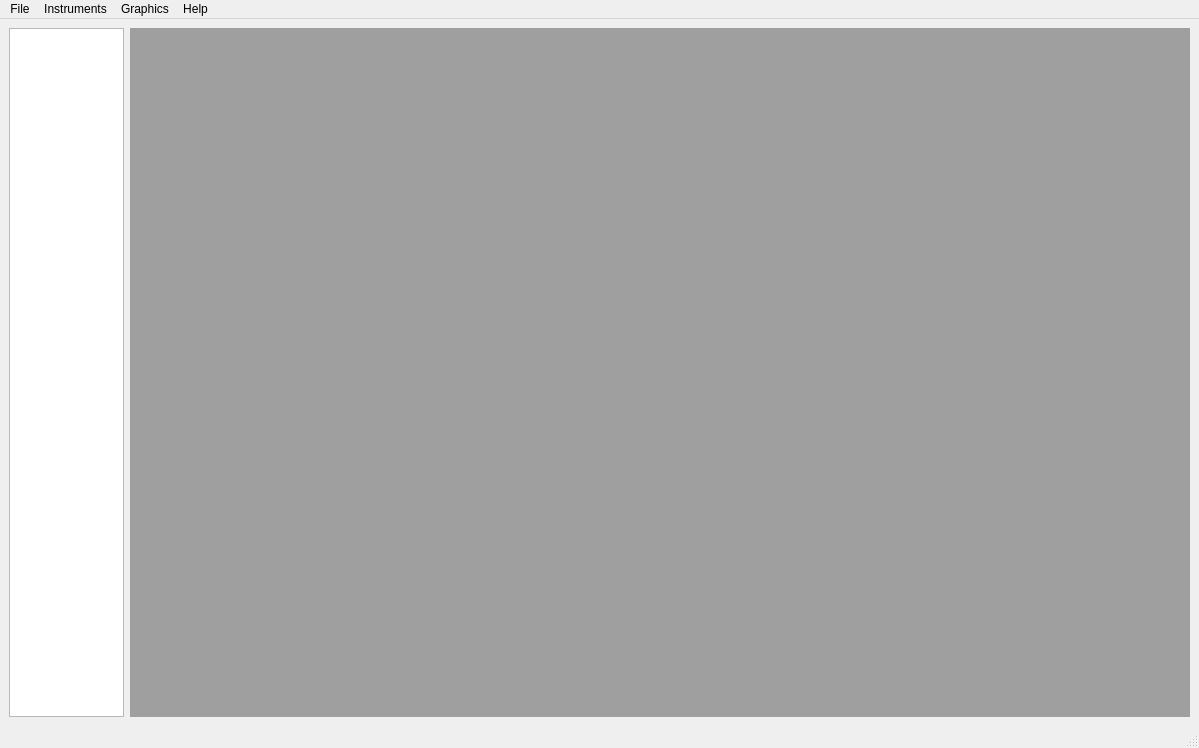
Qt form program/patterns_ui/main.ui (HarmlessmanArs/OCT_newest_program) before a commit.
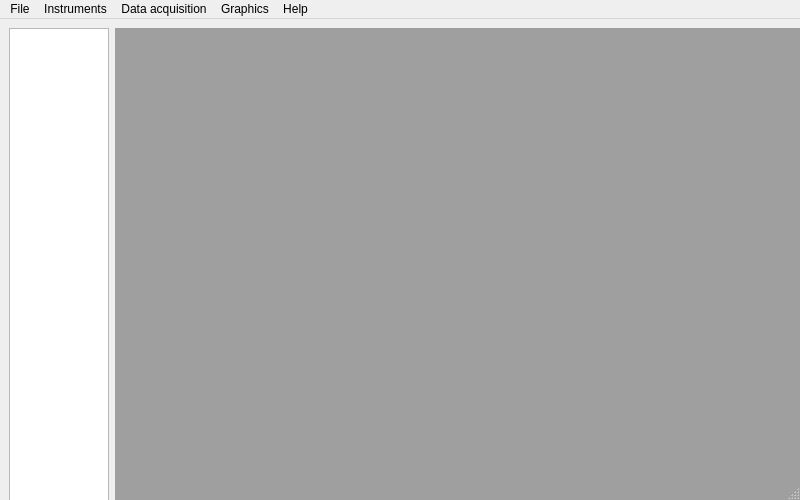
The same form after that commit.

Patch:
```diff
--- a/program/patterns_ui/main.ui
+++ b/program/patterns_ui/main.ui
@@ -6,8 +6,8 @@
    <rect>
     <x>0</x>
     <y>0</y>
-    <width>1199</width>
-    <height>748</height>
+    <width>800</width>
+    <height>500</height>
    </rect>
   </property>
   <property name="minimumSize">
@@ -72,7 +72,7 @@
     <rect>
      <x>0</x>
      <y>0</y>
-     <width>1199</width>
+     <width>800</width>
      <height>33</height>
     </rect>
    </property>
@@ -106,8 +106,17 @@
     <addaction name="actionHelp"/>
     <addaction name="actionAbout"/>
    </widget>
+   <widget class="QMenu" name="menuData_acquisition">
+    <property name="title">
+     <string>Data acquisition</string>
+    </property>
+    <addaction name="actionIntensity_calculation"/>
+    <addaction name="actionExtinction_coefficient"/>
+    <addaction name="actionApproximation"/>
+   </widget>
    <addaction name="menuFile"/>
    <addaction name="menuInstruments"/>
+   <addaction name="menuData_acquisition"/>
    <addaction name="menuGraphics"/>
    <addaction name="menuHelp"/>
   </widget>
```
Left out of the diff: 37 changed lines with no effect on the pictures.
